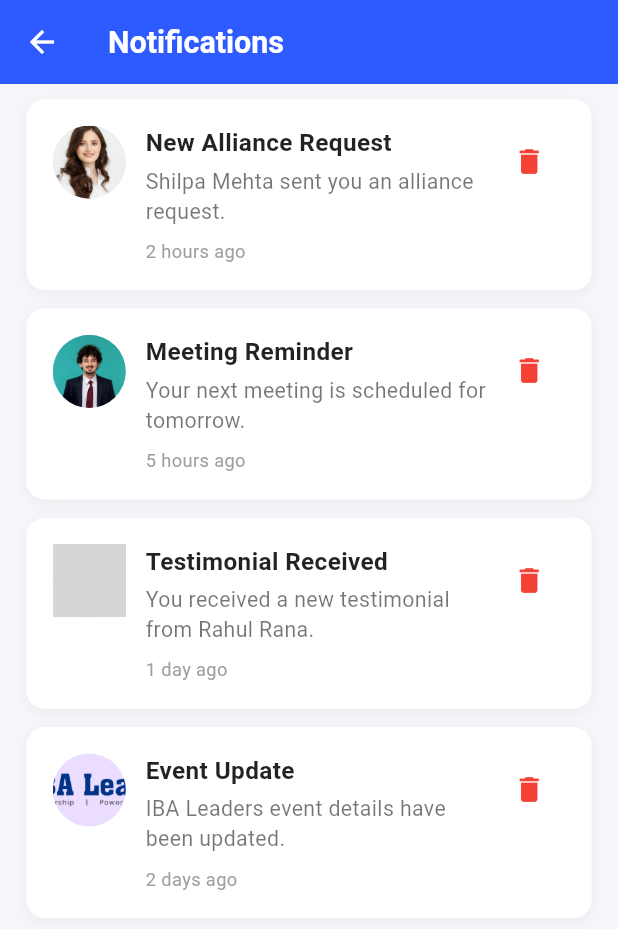
After one commit to skashyap777/IBA-Leaders, a Flutter app: the NotificationScreen screen opened by its route, on a phone screen of 412 x 824 dp. The commit adds this screen. Shown: the top 929 px of the screen. Run offline on Flutter 3.47's test engine with Material 3 defaults, Android fonts, the phone set to English and light mode, and no system bars; our stand-ins replace flutter_screenutil; grey boxes are pictures that could not be loaded.

Commit message:
Add notification screen with list view, delete functionality, and navigation from main screen bell icon

```diff
--- a/lib/constants/app_routes.dart
+++ b/lib/constants/app_routes.dart
@@ -7,16 +7,18 @@ import '../screens/verification_screen.dart';
 import '../screens/reset_password_screen.dart';
 import '../screens/create_password_screen.dart';
 import '../screens/main_screen.dart';
+import '../screens/notification_screen.dart';
 
 class AppRoutes {
   static const String splash = '/';
-  static const String main = '/main';  // Single main screen for all navigation
+  static const String main = '/main'; // Single main screen for all navigation
   static const String welcome = '/welcome';
   static const String login = '/login';
   static const String signup = '/signup';
   static const String verification = '/verification';
   static const String resetPassword = '/reset-password';
   static const String createPassword = '/create-password';
+  static const String notifications = '/notifications';
 
   // Legacy routes - can be removed later
   static const String home = '/main';
@@ -32,6 +34,7 @@ class AppRoutes {
     signup: (context) => const SignupScreen(),
     resetPassword: (context) => const ResetPasswordScreen(),
     createPassword: (context) => const CreatePasswordScreen(),
+    notifications: (context) => const NotificationScreen(),
   };
 
   static Route<dynamic>? onGenerateRoute(RouteSettings settings) {
--- a/lib/screens/main_screen.dart
+++ b/lib/screens/main_screen.dart
@@ -89,7 +89,11 @@ class _MainScreenState extends State<MainScreen> {
         // Notification Icons
         Row(
           children: [
-            Stack(
+            GestureDetector(
+              onTap: () {
+                Navigator.pushNamed(context, AppRoutes.notifications);
+              },
+              child: Stack(
                 children: [
                   Icon(
                     Icons.notifications_outlined,
@@ -109,6 +113,7 @@ class _MainScreenState extends State<MainScreen> {
                     ),
                   ),
                 ],
+              ),
             ),
             SizedBox(width: 15.w),
             Stack(
@@ -1508,7 +1513,9 @@ class _MainScreenState extends State<MainScreen> {
     setState(() {
       allianceRequestStatuses[index] = 'accepted';
     });
-    print('✅ MAIN SCREEN - Status changed to: ${allianceRequestStatuses[index]}');
+    print(
+      '✅ MAIN SCREEN - Status changed to: ${allianceRequestStatuses[index]}',
+    );
 
     ScaffoldMessenger.of(context).showSnackBar(
       SnackBar(
@@ -1524,7 +1531,9 @@ class _MainScreenState extends State<MainScreen> {
     setState(() {
       allianceRequestStatuses[index] = 'rejected';
     });
-    print('❌ MAIN SCREEN - Status changed to: ${allianceRequestStatuses[index]}');
+    print(
+      '❌ MAIN SCREEN - Status changed to: ${allianceRequestStatuses[index]}',
+    );
 
     ScaffoldMessenger.of(context).showSnackBar(
       SnackBar(
@@ -1663,8 +1672,8 @@ class _MainScreenState extends State<MainScreen> {
               Row(
                 mainAxisAlignment: MainAxisAlignment.spaceEvenly,
                 children: [
-                  if (status == 'pending') ...
-                    _buildMainScreenPendingButtons(index)
+                  if (status == 'pending')
+                    ..._buildMainScreenPendingButtons(index)
                   else if (status == 'accepted')
                     _buildMainScreenAcceptedButton()
                   else if (status == 'rejected')
@@ -1683,11 +1692,7 @@ class _MainScreenState extends State<MainScreen> {
       // Accept Button
       ElevatedButton.icon(
         onPressed: () => _acceptAllianceRequest(index),
-        icon: Icon(
-          Icons.check_circle,
-          size: 18.sp,
-          color: Colors.white,
-        ),
+        icon: Icon(Icons.check_circle, size: 18.sp, color: Colors.white),
         label: Text(
           'Accept',
           style: TextStyle(
@@ -1699,10 +1704,7 @@ class _MainScreenState extends State<MainScreen> {
         style: ElevatedButton.styleFrom(
           backgroundColor: Colors.green,
           foregroundColor: Colors.white,
-          padding: EdgeInsets.symmetric(
-            horizontal: 16.w,
-            vertical: 8.h,
-          ),
+          padding: EdgeInsets.symmetric(horizontal: 16.w, vertical: 8.h),
           shape: RoundedRectangleBorder(
             borderRadius: BorderRadius.circular(20.r),
           ),
@@ -1715,11 +1717,7 @@ class _MainScreenState extends State<MainScreen> {
       // Reject Button
       ElevatedButton.icon(
         onPressed: () => _rejectAllianceRequest(index),
-        icon: Icon(
-          Icons.cancel,
-          size: 18.sp,
-          color: Colors.white,
-        ),
+        icon: Icon(Icons.cancel, size: 18.sp, color: Colors.white),
         label: Text(
           'Reject',
           style: TextStyle(
@@ -1731,28 +1729,20 @@ class _MainScreenState extends State<MainScreen> {
         style: ElevatedButton.styleFrom(
           backgroundColor: Colors.red,
           foregroundColor: Colors.white,
-          padding: EdgeInsets.symmetric(
-            horizontal: 16.w,
-            vertical: 8.h,
-          ),
+          padding: EdgeInsets.symmetric(horizontal: 16.w, vertical: 8.h),
           shape: RoundedRectangleBorder(
             borderRadius: BorderRadius.circular(20.r),
           ),
           elevation: 2,
         ),
       ),
-
     ];
   }
 
   Widget _buildMainScreenAcceptedButton() {
     return ElevatedButton.icon(
       onPressed: _openAllianceMessage,
-      icon: Icon(
-        Icons.message,
-        size: 18.sp,
-        color: Colors.white,
-      ),
+      icon: Icon(Icons.message, size: 18.sp, color: Colors.white),
       label: Text(
         'Message',
         style: TextStyle(
@@ -1764,10 +1754,7 @@ class _MainScreenState extends State<MainScreen> {
       style: ElevatedButton.styleFrom(
         backgroundColor: const Color(0xFF2E5BFF),
         foregroundColor: Colors.white,
-        padding: EdgeInsets.symmetric(
-          horizontal: 20.w,
-          vertical: 10.h,
-        ),
+        padding: EdgeInsets.symmetric(horizontal: 20.w, vertical: 10.h),
         shape: RoundedRectangleBorder(
           borderRadius: BorderRadius.circular(25.r),
         ),
@@ -1778,26 +1765,16 @@ class _MainScreenState extends State<MainScreen> {
 
   Widget _buildMainScreenRejectedBadge() {
     return Container(
-      padding: EdgeInsets.symmetric(
-        horizontal: 16.w,
-        vertical: 8.h,
-      ),
+      padding: EdgeInsets.symmetric(horizontal: 16.w, vertical: 8.h),
       decoration: BoxDecoration(
         color: Colors.red.withOpacity(0.1),
         borderRadius: BorderRadius.circular(20.r),
-        border: Border.all(
-          color: Colors.red.withOpacity(0.5),
-          width: 1.5,
-        ),
+        border: Border.all(color: Colors.red.withOpacity(0.5), width: 1.5),
       ),
       child: Row(
         mainAxisSize: MainAxisSize.min,
         children: [
-          Icon(
-            Icons.block,
-            color: Colors.red,
-            size: 16.sp,
-          ),
+          Icon(Icons.block, color: Colors.red, size: 16.sp),
           SizedBox(width: 4.w),
           Text(
             'Rejected',
--- /dev/null
+++ b/lib/screens/notification_screen.dart
@@ -0,0 +1,171 @@
+import 'package:flutter/material.dart';
+import 'package:flutter_screenutil/flutter_screenutil.dart';
+
+class NotificationItem {
+  final String title;
+  final String message;
+  final String timestamp;
+  final String profileImage;
+
+  NotificationItem({
+    required this.title,
+    required this.message,
+    required this.timestamp,
+    required this.profileImage,
+  });
+}
+
+class NotificationScreen extends StatefulWidget {
+  const NotificationScreen({super.key});
+
+  @override
+  State<NotificationScreen> createState() => _NotificationScreenState();
+}
+
+class _NotificationScreenState extends State<NotificationScreen> {
+  List<NotificationItem> notifications = [
+    NotificationItem(
+      title: 'New Alliance Request',
+      message: 'Shilpa Mehta sent you an alliance request.',
+      timestamp: '2 hours ago',
+      profileImage: 'lib/assets/images/women.jpg',
+    ),
+    NotificationItem(
+      title: 'Meeting Reminder',
+      message: 'Your next meeting is scheduled for tomorrow.',
+      timestamp: '5 hours ago',
+      profileImage: 'lib/assets/images/men.jpg',
+    ),
+    NotificationItem(
+      title: 'Testimonial Received',
+      message: 'You received a new testimonial from Rahul Rana.',
+      timestamp: '1 day ago',
+      profileImage: 'lib/assets/images/profile.jpg',
+    ),
+    NotificationItem(
+      title: 'Event Update',
+      message: 'IBA Leaders event details have been updated.',
+      timestamp: '2 days ago',
+      profileImage: 'lib/assets/images/logo.png',
+    ),
+  ];
+
+  void _deleteNotification(int index) {
+    setState(() {
+      notifications.removeAt(index);
+    });
+  }
+
+  @override
+  Widget build(BuildContext context) {
+    return Scaffold(
+      backgroundColor: const Color(0xFFF5F7FA),
+      appBar: AppBar(
+        title: Text(
+          'Notifications',
+          style: TextStyle(
+            fontSize: 20.sp,
+            fontWeight: FontWeight.bold,
+            color: Colors.white,
+          ),
+        ),
+        backgroundColor: const Color(0xFF2E5BFF),
+        elevation: 0,
+        leading: IconButton(
+          icon: const Icon(Icons.arrow_back, color: Colors.white),
+          onPressed: () => Navigator.pop(context),
+        ),
+      ),
+      body: notifications.isEmpty
+          ? Center(
+              child: Column(
+                mainAxisAlignment: MainAxisAlignment.center,
+                children: [
+                  Icon(
+                    Icons.notifications_none,
+                    size: 80.w,
+                    color: Colors.grey[400],
+                  ),
+                  SizedBox(height: 16.h),
+                  Text(
+                    'No notifications yet',
+                    style: TextStyle(
+                      fontSize: 18.sp,
+                      color: Colors.grey[600],
+                      fontWeight: FontWeight.w500,
+                    ),
+                  ),
+                ],
+              ),
+            )
+          : ListView.builder(
+              padding: EdgeInsets.symmetric(horizontal: 16.w, vertical: 10.h),
+              itemCount: notifications.length,
+              itemBuilder: (context, index) {
+                final notification = notifications[index];
+                return Container(
+                  margin: EdgeInsets.only(bottom: 12.h),
+                  padding: EdgeInsets.all(16.w),
+                  decoration: BoxDecoration(
+                    color: Colors.white,
+                    borderRadius: BorderRadius.circular(12.r),
+                    boxShadow: [
+                      BoxShadow(
+                        color: Colors.black.withOpacity(0.05),
+                        blurRadius: 8,
+                        offset: const Offset(0, 2),
+                      ),
+                    ],
+                  ),
+                  child: Row(
+                    crossAxisAlignment: CrossAxisAlignment.start,
+                    children: [
+                      CircleAvatar(
+                        radius: 24.r,
+                        backgroundImage: AssetImage(notification.profileImage),
+                      ),
+                      SizedBox(width: 12.w),
+                      Expanded(
+                        child: Column(
+                          crossAxisAlignment: CrossAxisAlignment.start,
+                          children: [
+                            Text(
+                              notification.title,
+                              style: TextStyle(
+                                fontSize: 16.sp,
+                                fontWeight: FontWeight.bold,
+                                color: Colors.black87,
+                              ),
+                            ),
+                            SizedBox(height: 4.h),
+                            Text(
+                              notification.message,
+                              style: TextStyle(
+                                fontSize: 14.sp,
+                                color: Colors.black54,
+                                height: 1.4,
+                              ),
+                            ),
+                            SizedBox(height: 8.h),
+                            Text(
+                              notification.timestamp,
+                              style: TextStyle(
+                                fontSize: 12.sp,
+                                color: Colors.grey[500],
+                              ),
+                            ),
+                          ],
+                        ),
+                      ),
+                      IconButton(
+                        icon: Icon(Icons.delete, color: Colors.red, size: 20.w),
+                        onPressed: () => _deleteNotification(index),
+                      ),
+                    ],
+                  ),
+                );
+              },
+            ),
+    );
+  }
+}
```
Lines whose indentation alone changed are shown as unchanged.
